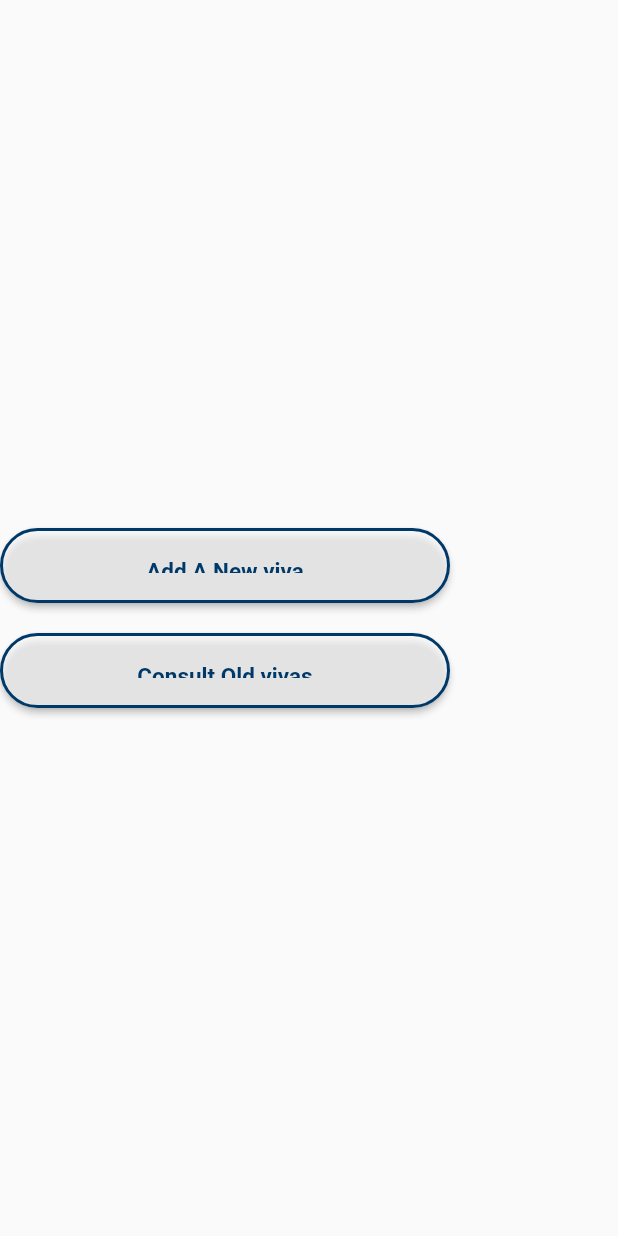
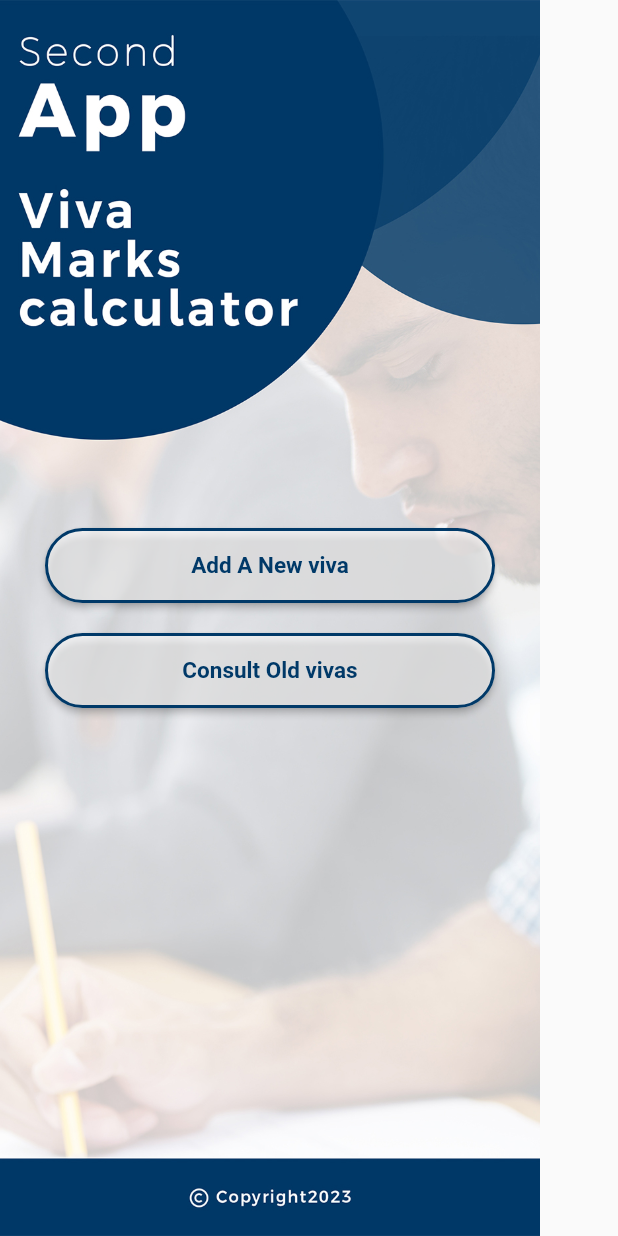
Before and after one commit to medhamza92/second_viva_app, a Flutter app: the HomeScreen screen opened directly, on a phone screen of 412 x 824 dp. Run offline on Flutter 3.47's test engine with Material 2 defaults, Android fonts, the phone set to English and light mode, and no system bars; our stand-ins replace dio, flutter_secure_storage; accounts and stored records are empty.

Commit message:
editing styles

```diff
--- a/lib/consultVivaCode.dart
+++ b/lib/consultVivaCode.dart
@@ -106,7 +106,7 @@ class _consultCodeState extends State<consultCode> {
                             vivaMark: vivaData['final_mark'].toDouble()))));
               },
               style: ElevatedButton.styleFrom(
-                padding: EdgeInsets.all(20),
+                // padding: EdgeInsets.all(20),
                 fixedSize: Size(220, 50),
                 textStyle: TextStyle(fontSize: 15, fontWeight: FontWeight.bold),
                 primary: Color.fromARGB(255, 0, 57, 104),
--- a/lib/firstForm.dart
+++ b/lib/firstForm.dart
@@ -86,6 +86,7 @@ class _FirstFormState extends State<FirstForm> {
     return Scaffold(
       appBar: AppBar(
         automaticallyImplyLeading: false,
+        backgroundColor: Color.fromARGB(255, 0, 57, 104),
         title: Text('Add New Viva'),
         leading: IconButton(
           icon: Icon(Icons.arrow_back),
@@ -271,7 +272,7 @@ class _FirstFormState extends State<FirstForm> {
                             vivaCode: code)));
               },
               style: ElevatedButton.styleFrom(
-                padding: EdgeInsets.all(20),
+                // padding: EdgeInsets.all(20),
                 fixedSize: Size(300, 50),
                 textStyle: TextStyle(fontSize: 15, fontWeight: FontWeight.bold),
                 primary: Color.fromARGB(255, 0, 57, 104),
--- a/lib/homeScreen.dart
+++ b/lib/homeScreen.dart
@@ -35,7 +35,28 @@ class _HomeScreenState extends State<HomeScreen> {
   @override
   Widget build(BuildContext context) {
     return Scaffold(
-        body: Column(
+        drawer: Drawer(
+            child: ListView(
+          children: [
+            ListTile(
+              title: Text('Logout'),
+              leading: Icon(Icons.logout),
+              onTap: () async {
+                print(await getToken());
+                await storage.delete(key: 'token');
+                Navigator.push(context,
+                    MaterialPageRoute(builder: (context) => (login_page())));
+              },
+            )
+          ],
+        )),
+        body: Container(
+          width: 360,
+          decoration: BoxDecoration(
+              image: DecorationImage(
+                  image: AssetImage("images/BgAppTest.jpg"),
+                  fit: BoxFit.cover)),
+          child: Column(
             mainAxisAlignment: MainAxisAlignment.center,
             children: [
               ElevatedButton(
@@ -47,9 +68,10 @@ class _HomeScreenState extends State<HomeScreen> {
                       MaterialPageRoute(builder: (context) => (FirstForm())));
                 },
                 style: ElevatedButton.styleFrom(
-                padding: EdgeInsets.all(20),
+                  // padding: EdgeInsets.all(20),
                   fixedSize: Size(300, 50),
-                textStyle: TextStyle(fontSize: 15, fontWeight: FontWeight.bold),
+                  textStyle:
+                      TextStyle(fontSize: 15, fontWeight: FontWeight.bold),
                   primary: Color.fromARGB(158, 255, 255, 255),
                   onPrimary: Color.fromARGB(255, 0, 57, 104),
                   side: BorderSide(
@@ -67,9 +89,10 @@ class _HomeScreenState extends State<HomeScreen> {
                       MaterialPageRoute(builder: (context) => (consultCode())));
                 },
                 style: ElevatedButton.styleFrom(
-                padding: EdgeInsets.all(20),
+                  // padding: EdgeInsets.all(20),
                   fixedSize: Size(300, 50),
-                textStyle: TextStyle(fontSize: 15, fontWeight: FontWeight.bold),
+                  textStyle:
+                      TextStyle(fontSize: 15, fontWeight: FontWeight.bold),
                   primary: Color.fromARGB(158, 255, 255, 255),
                   onPrimary: Color.fromARGB(255, 0, 57, 104),
                   side: BorderSide(
@@ -79,20 +102,6 @@ class _HomeScreenState extends State<HomeScreen> {
               ),
             ],
           ),
-        drawer: Drawer(
-            child: ListView(
-          children: [
-            ListTile(
-              title: Text('Logout'),
-              leading: Icon(Icons.logout),
-              onTap: () async {
-                print(await getToken());
-                await storage.delete(key: 'token');
-                Navigator.push(context,
-                    MaterialPageRoute(builder: (context) => (login_page())));
-              },
-            )
-          ],
-        )));
+        ));
   }
 }
--- a/pubspec.yaml
+++ b/pubspec.yaml
@@ -64,7 +64,8 @@ flutter:
   uses-material-design: true
 
   # To add assets to your application, add an assets section, like this:
-  # assets:
+  assets:
+      - images/
   #   - images/a_dot_burr.jpeg
   #   - images/a_dot_ham.jpeg
 
```
Also changed, not shown: lib/finalMark.dart (+26 -26 lines), images/BgAppTest.jpg (added), images/final.png (added). Lines whose indentation alone changed are shown as unchanged.
